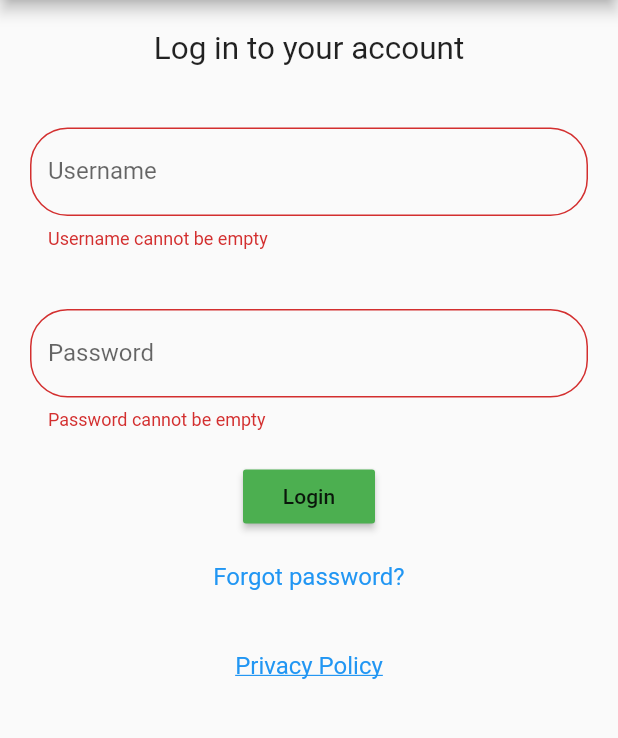
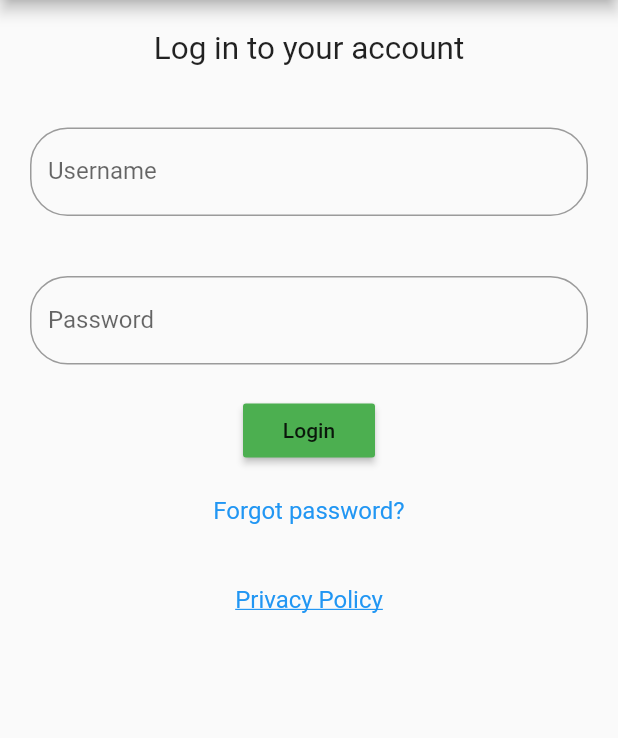
Before and after one commit to commons-app/commons, a Flutter app: the screen it shows after launch, on a phone screen of 412 x 824 dp, the part 84-822 px from its top. Run offline on Flutter 3.47's test engine with Material 2 defaults, Android fonts, the phone set to English and light mode, and no system bars; our stand-ins replace cached_network_image, cookie_jar, dio, flutter_chips_input, flutter_map, image_picker and 4 more; missing offline and left inert: exif, flutter_mailer, flutter_pagewise, flutter_stetho, launch_review; generated files the repository leaves out were written again; statements that could not run were skipped.

Commit message:
Minor changes

```diff
--- a/lib/screens/login/login_page.dart
+++ b/lib/screens/login/login_page.dart
@@ -75,7 +75,7 @@ class _LoginPageState extends State<LoginPage> implements LoginPageContract {
           ),
         ),
         new Form(
-          autovalidate: true,
+          autovalidate: false,
           key: formKey,
           child: new Column(
             children: <Widget>[
@@ -152,9 +152,10 @@ class _LoginPageState extends State<LoginPage> implements LoginPageContract {
         title: new Text("Commons App"),
       ),
       key: scaffoldKey,
-      body: new Container(
-          child: loginForm
-      ));
+        body: new SingleChildScrollView(
+            child: new Container(
+                child: loginForm
+            )));
   }
 
   @override
--- a/lib/screens/upload/description_page.dart
+++ b/lib/screens/upload/description_page.dart
@@ -87,7 +87,7 @@ class _FileDescriptionPageState extends State<FileDescriptionPage>
       crossAxisAlignment: CrossAxisAlignment.center,
       children: <Widget>[
         new Form(
-          autovalidate: true,
+          autovalidate: false,
           key: formKey,
           child: new Column(
             children: <Widget>[
```
